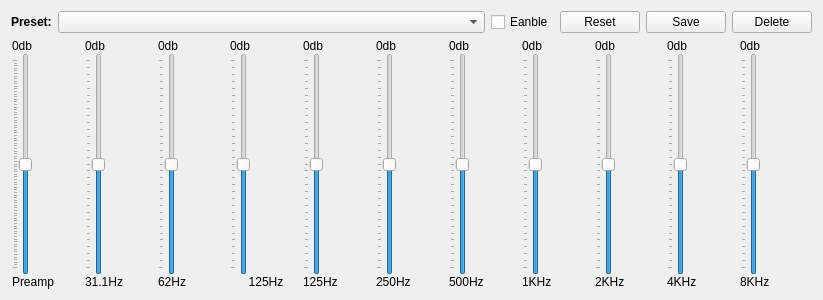
This is src/widget_shared/equalizerdialog.ui in billlin0904/xamp2 as Qt 5 draws it before an edit. The edited form follows.
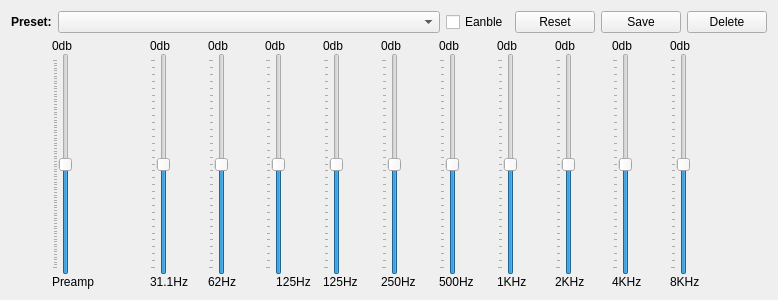
This is the edited form. Custom widgets are drawn as their Qt base class.

Patch:
```diff
--- a/src/widget_shared/equalizerdialog.ui
+++ b/src/widget_shared/equalizerdialog.ui
@@ -6,7 +6,7 @@
    <rect>
     <x>0</x>
     <y>0</y>
-    <width>823</width>
+    <width>778</width>
     <height>300</height>
    </rect>
   </property>
@@ -80,25 +80,38 @@
     </layout>
    </item>
    <item>
-    <layout class="QHBoxLayout" name="horizontalLayout_3" stretch="1">
+    <layout class="QHBoxLayout" name="horizontalLayout_3" stretch="0,1">
      <property name="spacing">
       <number>0</number>
      </property>
+     <item>
+      <spacer name="horizontalSpacer">
+       <property name="orientation">
+        <enum>Qt::Horizontal</enum>
+       </property>
+       <property name="sizeType">
+        <enum>QSizePolicy::Fixed</enum>
+       </property>
+       <property name="sizeHint" stdset="0">
+        <size>
+         <width>40</width>
+         <height>20</height>
+        </size>
+       </property>
+      </spacer>
+     </item>
      <item>
       <layout class="QGridLayout" name="gridLayout">
-       <item row="0" column="10">
-        <layout class="QVBoxLayout" name="verticalLayout_10">
+       <item row="0" column="4">
+        <layout class="QVBoxLayout" name="verticalLayout_3">
          <property name="spacing">
           <number>0</number>
          </property>
          <property name="leftMargin">
           <number>1</number>
          </property>
-         <property name="rightMargin">
-          <number>0</number>
-         </property>
          <item>
-          <widget class="QLabel" name="band10DbLabel">
+          <widget class="QLabel" name="band3DbLabel">
            <property name="text">
             <string>0db</string>
            </property>
@@ -108,7 +121,7 @@
           </widget>
          </item>
          <item>
-          <widget class="DoubleSlider" name="band10Slider">
+          <widget class="DoubleSlider" name="band3Slider">
            <property name="minimum">
             <number>-150</number>
            </property>
@@ -124,12 +137,12 @@
           </widget>
          </item>
          <item>
-          <widget class="QLabel" name="band10FeqLabel">
+          <widget class="QLabel" name="band3FeqLabel">
            <property name="text">
-            <string>8KHz</string>
+            <string>125Hz</string>
            </property>
            <property name="alignment">
-            <set>Qt::AlignLeading|Qt::AlignLeft|Qt::AlignVCenter</set>
+            <set>Qt::AlignCenter</set>
            </property>
           </widget>
          </item>
@@ -187,99 +200,7 @@
          </item>
         </layout>
        </item>
-       <item row="0" column="3">
-        <layout class="QVBoxLayout" name="verticalLayout_3">
-         <property name="spacing">
-          <number>0</number>
-         </property>
-         <property name="leftMargin">
-          <number>1</number>
-         </property>
-         <item>
-          <widget class="QLabel" name="band3DbLabel">
-           <property name="text">
-            <string>0db</string>
-           </property>
-           <property name="alignment">
-            <set>Qt::AlignLeading|Qt::AlignLeft|Qt::AlignVCenter</set>
-           </property>
-          </widget>
-         </item>
-         <item>
-          <widget class="DoubleSlider" name="band3Slider">
-           <property name="minimum">
-            <number>-150</number>
-           </property>
-           <property name="maximum">
-            <number>150</number>
-           </property>
-           <property name="orientation">
-            <enum>Qt::Vertical</enum>
-           </property>
-           <property name="tickPosition">
-            <enum>QSlider::TicksAbove</enum>
-           </property>
-          </widget>
-         </item>
-         <item>
-          <widget class="QLabel" name="band3FeqLabel">
-           <property name="text">
-            <string>125Hz</string>
-           </property>
-           <property name="alignment">
-            <set>Qt::AlignCenter</set>
-           </property>
-          </widget>
-         </item>
-        </layout>
-       </item>
-       <item row="0" column="4">
-        <layout class="QVBoxLayout" name="verticalLayout_4">
-         <property name="spacing">
-          <number>0</number>
-         </property>
-         <property name="leftMargin">
-          <number>1</number>
-         </property>
-         <item>
-          <widget class="QLabel" name="band4DbLabel">
-           <property name="text">
-            <string>0db</string>
-           </property>
-           <property name="alignment">
-            <set>Qt::AlignLeading|Qt::AlignLeft|Qt::AlignVCenter</set>
-           </property>
-          </widget>
-         </item>
-         <item>
-          <widget class="DoubleSlider" name="band4Slider">
-           <property name="minimum">
-            <number>-150</number>
-           </property>
-           <property name="maximum">
-            <number>150</number>
-           </property>
-           <property name="orientation">
-            <enum>Qt::Vertical</enum>
-           </property>
-           <property name="tickPosition">
-            <enum>QSlider::TicksAbove</enum>
-           </property>
-          </widget>
-         </item>
-         <item>
-          <widget class="QLabel" name="band4FeqLabel">
-           <property name="text">
-            <string>125Hz</string>
-           </property>
-           <property name="alignment">
-            <set>Qt::AlignLeading|Qt::AlignLeft|Qt::AlignVCenter</set>
-           </property>
-          </widget>
-         </item>
-        </layout>
-       </item>
-       <item row="0" column="9">
+       <item row="0" column="10">
         <layout class="QVBoxLayout" name="verticalLayout_9">
          <property name="spacing">
           <number>0</number>
@@ -325,191 +246,7 @@
          </item>
         </layout>
        </item>
-       <item row="0" column="5">
-        <layout class="QVBoxLayout" name="verticalLayout_5">
-         <property name="spacing">
-          <number>0</number>
-         </property>
-         <property name="leftMargin">
-          <number>1</number>
-         </property>
-         <item>
-          <widget class="QLabel" name="band5DbLabel">
-           <property name="text">
-            <string>0db</string>
-           </property>
-           <property name="alignment">
-            <set>Qt::AlignLeading|Qt::AlignLeft|Qt::AlignVCenter</set>
-           </property>
-          </widget>
-         </item>
-         <item>
-          <widget class="DoubleSlider" name="band5Slider">
-           <property name="minimum">
-            <number>-150</number>
-           </property>
-           <property name="maximum">
-            <number>150</number>
-           </property>
-           <property name="orientation">
-            <enum>Qt::Vertical</enum>
-           </property>
-           <property name="tickPosition">
-            <enum>QSlider::TicksAbove</enum>
-           </property>
-          </widget>
-         </item>
-         <item>
-          <widget class="QLabel" name="band5FeqLabel">
-           <property name="text">
-            <string>250Hz</string>
-           </property>
-           <property name="alignment">
-            <set>Qt::AlignLeading|Qt::AlignLeft|Qt::AlignVCenter</set>
-           </property>
-          </widget>
-         </item>
-        </layout>
-       </item>
-       <item row="0" column="1">
-        <layout class="QVBoxLayout" name="verticalLayout">
-         <property name="spacing">
-          <number>0</number>
-         </property>
-         <property name="leftMargin">
-          <number>1</number>
-         </property>
-         <item>
-          <widget class="QLabel" name="band1DbLabel">
-           <property name="text">
-            <string>0db</string>
-           </property>
-           <property name="alignment">
-            <set>Qt::AlignLeading|Qt::AlignLeft|Qt::AlignVCenter</set>
-           </property>
-          </widget>
-         </item>
-         <item>
-          <widget class="DoubleSlider" name="band1Slider">
-           <property name="minimum">
-            <number>-150</number>
-           </property>
-           <property name="maximum">
-            <number>150</number>
-           </property>
-           <property name="orientation">
-            <enum>Qt::Vertical</enum>
-           </property>
-           <property name="tickPosition">
-            <enum>QSlider::TicksAbove</enum>
-           </property>
-          </widget>
-         </item>
-         <item>
-          <widget class="QLabel" name="band1FeqLabel">
-           <property name="text">
-            <string>31.1Hz</string>
-           </property>
-           <property name="alignment">
-            <set>Qt::AlignLeading|Qt::AlignLeft|Qt::AlignVCenter</set>
-           </property>
-          </widget>
-         </item>
-        </layout>
-       </item>
-       <item row="0" column="6">
-        <layout class="QVBoxLayout" name="verticalLayout_6">
-         <property name="spacing">
-          <number>0</number>
-         </property>
-         <property name="leftMargin">
-          <number>1</number>
-         </property>
-         <item>
-          <widget class="QLabel" name="band6DbLabel">
-           <property name="text">
-            <string>0db</string>
-           </property>
-           <property name="alignment">
-            <set>Qt::AlignLeading|Qt::AlignLeft|Qt::AlignVCenter</set>
-           </property>
-          </widget>
-         </item>
-         <item>
-          <widget class="DoubleSlider" name="band6Slider">
-           <property name="minimum">
-            <number>-150</number>
-           </property>
-           <property name="maximum">
-            <number>150</number>
-           </property>
-           <property name="orientation">
-            <enum>Qt::Vertical</enum>
-           </property>
-           <property name="tickPosition">
-            <enum>QSlider::TicksAbove</enum>
-           </property>
-          </widget>
-         </item>
-         <item>
-          <widget class="QLabel" name="band6FeqLabel">
-           <property name="text">
-            <string>500Hz</string>
-           </property>
-           <property name="alignment">
-            <set>Qt::AlignLeading|Qt::AlignLeft|Qt::AlignVCenter</set>
-           </property>
-          </widget>
-         </item>
-        </layout>
-       </item>
-       <item row="0" column="7">
-        <layout class="QVBoxLayout" name="verticalLayout_7">
-         <property name="spacing">
-          <number>0</number>
-         </property>
-         <property name="leftMargin">
-          <number>1</number>
-         </property>
-         <item>
-          <widget class="QLabel" name="band7DbLabel">
-           <property name="text">
-            <string>0db</string>
-           </property>
-           <property name="alignment">
-            <set>Qt::AlignLeading|Qt::AlignLeft|Qt::AlignVCenter</set>
-           </property>
-          </widget>
-         </item>
-         <item>
-          <widget class="DoubleSlider" name="band7Slider">
-           <property name="minimum">
-            <number>-150</number>
-           </property>
-           <property name="maximum">
-            <number>150</number>
-           </property>
-           <property name="orientation">
-            <enum>Qt::Vertical</enum>
-           </property>
-           <property name="tickPosition">
-            <enum>QSlider::TicksAbove</enum>
-           </property>
-          </widget>
-         </item>
-         <item>
-          <widget class="QLabel" name="band7FeqLabel">
-           <property name="text">
-            <string>1KHz</string>
-           </property>
-           <property name="alignment">
-            <set>Qt::AlignLeading|Qt::AlignLeft|Qt::AlignVCenter</set>
-           </property>
-          </widget>
-         </item>
-        </layout>
-       </item>
-       <item row="0" column="8">
+       <item row="0" column="9">
         <layout class="QVBoxLayout" name="verticalLayout_8">
          <property name="spacing">
           <number>0</number>
@@ -555,7 +292,118 @@
          </item>
         </layout>
        </item>
-       <item row="0" column="2">
+       <item row="0" column="8">
+        <layout class="QVBoxLayout" name="verticalLayout_7">
+         <property name="spacing">
+          <number>0</number>
+         </property>
+         <property name="leftMargin">
+          <number>1</number>
+         </property>
+         <item>
+          <widget class="QLabel" name="band7DbLabel">
+           <property name="text">
+            <string>0db</string>
+           </property>
+           <property name="alignment">
+            <set>Qt::AlignLeading|Qt::AlignLeft|Qt::AlignVCenter</set>
+           </property>
+          </widget>
+         </item>
+         <item>
+          <widget class="DoubleSlider" name="band7Slider">
+           <property name="minimum">
+            <number>-150</number>
+           </property>
+           <property name="maximum">
+            <number>150</number>
+           </property>
+           <property name="orientation">
+            <enum>Qt::Vertical</enum>
+           </property>
+           <property name="tickPosition">
+            <enum>QSlider::TicksAbove</enum>
+           </property>
+          </widget>
+         </item>
+         <item>
+          <widget class="QLabel" name="band7FeqLabel">
+           <property name="text">
+            <string>1KHz</string>
+           </property>
+           <property name="alignment">
+            <set>Qt::AlignLeading|Qt::AlignLeft|Qt::AlignVCenter</set>
+           </property>
+          </widget>
+         </item>
+        </layout>
+       </item>
+       <item row="0" column="1">
+        <spacer name="horizontalSpacer_2">
+         <property name="orientation">
+          <enum>Qt::Horizontal</enum>
+         </property>
+         <property name="sizeType">
+          <enum>QSizePolicy::Fixed</enum>
+         </property>
+         <property name="sizeHint" stdset="0">
+          <size>
+           <width>40</width>
+           <height>20</height>
+          </size>
+         </property>
+        </spacer>
+       </item>
+       <item row="0" column="11">
+        <layout class="QVBoxLayout" name="verticalLayout_10">
+         <property name="spacing">
+          <number>0</number>
+         </property>
+         <property name="leftMargin">
+          <number>1</number>
+         </property>
+         <property name="rightMargin">
+          <number>0</number>
+         </property>
+         <item>
+          <widget class="QLabel" name="band10DbLabel">
+           <property name="text">
+            <string>0db</string>
+           </property>
+           <property name="alignment">
+            <set>Qt::AlignLeading|Qt::AlignLeft|Qt::AlignVCenter</set>
+           </property>
+          </widget>
+         </item>
+         <item>
+          <widget class="DoubleSlider" name="band10Slider">
+           <property name="minimum">
+            <number>-150</number>
+           </property>
+           <property name="maximum">
+            <number>150</number>
+           </property>
+           <property name="orientation">
+            <enum>Qt::Vertical</enum>
+           </property>
+           <property name="tickPosition">
+            <enum>QSlider::TicksAbove</enum>
+           </property>
+          </widget>
+         </item>
+         <item>
+          <widget class="QLabel" name="band10FeqLabel">
+           <property name="text">
+            <string>8KHz</string>
+           </property>
+           <property name="alignment">
+            <set>Qt::AlignLeading|Qt::AlignLeft|Qt::AlignVCenter</set>
+           </property>
+          </widget>
+         </item>
+        </layout>
+       </item>
+       <item row="0" column="3">
         <layout class="QVBoxLayout" name="verticalLayout_2">
          <property name="spacing">
           <number>0</number>
@@ -601,6 +449,206 @@
          </item>
         </layout>
        </item>
+       <item row="0" column="7">
+        <layout class="QVBoxLayout" name="verticalLayout_6">
+         <property name="spacing">
+          <number>0</number>
+         </property>
+         <property name="leftMargin">
+          <number>1</number>
+         </property>
+         <item>
+          <widget class="QLabel" name="band6DbLabel">
+           <property name="text">
+            <string>0db</string>
+           </property>
+           <property name="alignment">
+            <set>Qt::AlignLeading|Qt::AlignLeft|Qt::AlignVCenter</set>
+           </property>
+          </widget>
+         </item>
+         <item>
+          <widget class="DoubleSlider" name="band6Slider">
+           <property name="minimum">
+            <number>-150</number>
+           </property>
+           <property name="maximum">
+            <number>150</number>
+           </property>
+           <property name="orientation">
+            <enum>Qt::Vertical</enum>
+           </property>
+           <property name="tickPosition">
+            <enum>QSlider::TicksAbove</enum>
+           </property>
+          </widget>
+         </item>
+         <item>
+          <widget class="QLabel" name="band6FeqLabel">
+           <property name="text">
+            <string>500Hz</string>
+           </property>
+           <property name="alignment">
+            <set>Qt::AlignLeading|Qt::AlignLeft|Qt::AlignVCenter</set>
+           </property>
+          </widget>
+         </item>
+        </layout>
+       </item>
+       <item row="0" column="2">
+        <layout class="QVBoxLayout" name="verticalLayout">
+         <property name="spacing">
+          <number>0</number>
+         </property>
+         <property name="leftMargin">
+          <number>1</number>
+         </property>
+         <item>
+          <widget class="QLabel" name="band1DbLabel">
+           <property name="text">
+            <string>0db</string>
+           </property>
+           <property name="alignment">
+            <set>Qt::AlignLeading|Qt::AlignLeft|Qt::AlignVCenter</set>
+           </property>
+          </widget>
+         </item>
+         <item>
+          <widget class="DoubleSlider" name="band1Slider">
+           <property name="minimum">
+            <number>-150</number>
+           </property>
+           <property name="maximum">
+            <number>150</number>
+           </property>
+           <property name="orientation">
+            <enum>Qt::Vertical</enum>
+           </property>
+           <property name="tickPosition">
+            <enum>QSlider::TicksAbove</enum>
+           </property>
+          </widget>
+         </item>
+         <item>
+          <widget class="QLabel" name="band1FeqLabel">
+           <property name="text">
+            <string>31.1Hz</string>
+           </property>
+           <property name="alignment">
+            <set>Qt::AlignLeading|Qt::AlignLeft|Qt::AlignVCenter</set>
+           </property>
+          </widget>
+         </item>
+        </layout>
+       </item>
+       <item row="0" column="5">
+        <layout class="QVBoxLayout" name="verticalLayout_4">
+         <property name="spacing">
+          <number>0</number>
+         </property>
+         <property name="leftMargin">
+          <number>1</number>
+         </property>
+         <item>
+          <widget class="QLabel" name="band4DbLabel">
+           <property name="text">
+            <string>0db</string>
+           </property>
+           <property name="alignment">
+            <set>Qt::AlignLeading|Qt::AlignLeft|Qt::AlignVCenter</set>
+           </property>
+          </widget>
+         </item>
+         <item>
+          <widget class="DoubleSlider" name="band4Slider">
+           <property name="minimum">
+            <number>-150</number>
+           </property>
+           <property name="maximum">
+            <number>150</number>
+           </property>
+           <property name="orientation">
+            <enum>Qt::Vertical</enum>
+           </property>
+           <property name="tickPosition">
+            <enum>QSlider::TicksAbove</enum>
+           </property>
+          </widget>
+         </item>
+         <item>
+          <widget class="QLabel" name="band4FeqLabel">
+           <property name="text">
+            <string>125Hz</string>
+           </property>
+           <property name="alignment">
+            <set>Qt::AlignLeading|Qt::AlignLeft|Qt::AlignVCenter</set>
+           </property>
+          </widget>
+         </item>
+        </layout>
+       </item>
+       <item row="0" column="6">
+        <layout class="QVBoxLayout" name="verticalLayout_5">
+         <property name="spacing">
+          <number>0</number>
+         </property>
+         <property name="leftMargin">
+          <number>1</number>
+         </property>
+         <item>
+          <widget class="QLabel" name="band5DbLabel">
+           <property name="text">
+            <string>0db</string>
+           </property>
+           <property name="alignment">
+            <set>Qt::AlignLeading|Qt::AlignLeft|Qt::AlignVCenter</set>
+           </property>
+          </widget>
+         </item>
+         <item>
+          <widget class="DoubleSlider" name="band5Slider">
+           <property name="minimum">
+            <number>-150</number>
+           </property>
+           <property name="maximum">
+            <number>150</number>
+           </property>
+           <property name="orientation">
+            <enum>Qt::Vertical</enum>
+           </property>
+           <property name="tickPosition">
+            <enum>QSlider::TicksAbove</enum>
+           </property>
+          </widget>
+         </item>
+         <item>
+          <widget class="QLabel" name="band5FeqLabel">
+           <property name="text">
+            <string>250Hz</string>
+           </property>
+           <property name="alignment">
+            <set>Qt::AlignLeading|Qt::AlignLeft|Qt::AlignVCenter</set>
+           </property>
+          </widget>
+         </item>
+        </layout>
+       </item>
+       <item row="0" column="12">
+        <spacer name="horizontalSpacer_3">
+         <property name="orientation">
+          <enum>Qt::Horizontal</enum>
+         </property>
+         <property name="sizeType">
+          <enum>QSizePolicy::Fixed</enum>
+         </property>
+         <property name="sizeHint" stdset="0">
+          <size>
+           <width>40</width>
+           <height>20</height>
+          </size>
+         </property>
+        </spacer>
+       </item>
       </layout>
      </item>
     </layout>
```
